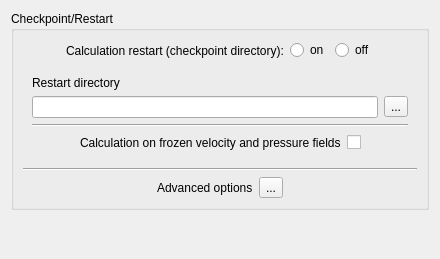
code-saturne/code_saturne, file gui/Pages/StartRestartForm.ui: the form before one commit.
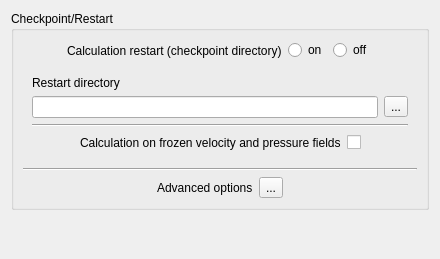
The form after the commit. Icons and pictures are not drawn.

Commit message: GUI: Remove ":" for coherency.

```diff
--- a/gui/Pages/StartRestartForm.ui
+++ b/gui/Pages/StartRestartForm.ui
@@ -44,7 +44,7 @@
            <string>&lt;html&gt;&lt;head/&gt;&lt;body&gt;&lt;p&gt;&lt;span style=&quot; font-size:9pt;&quot;&gt;Indicate if the calculation resumes from a previous one.&lt;/span&gt;&lt;/p&gt;&lt;/body&gt;&lt;/html&gt;</string>
           </property>
           <property name="text">
-           <string>Calculation restart (checkpoint directory):</string>
+           <string>Calculation restart (checkpoint directory)</string>
           </property>
          </widget>
         </item>
```
